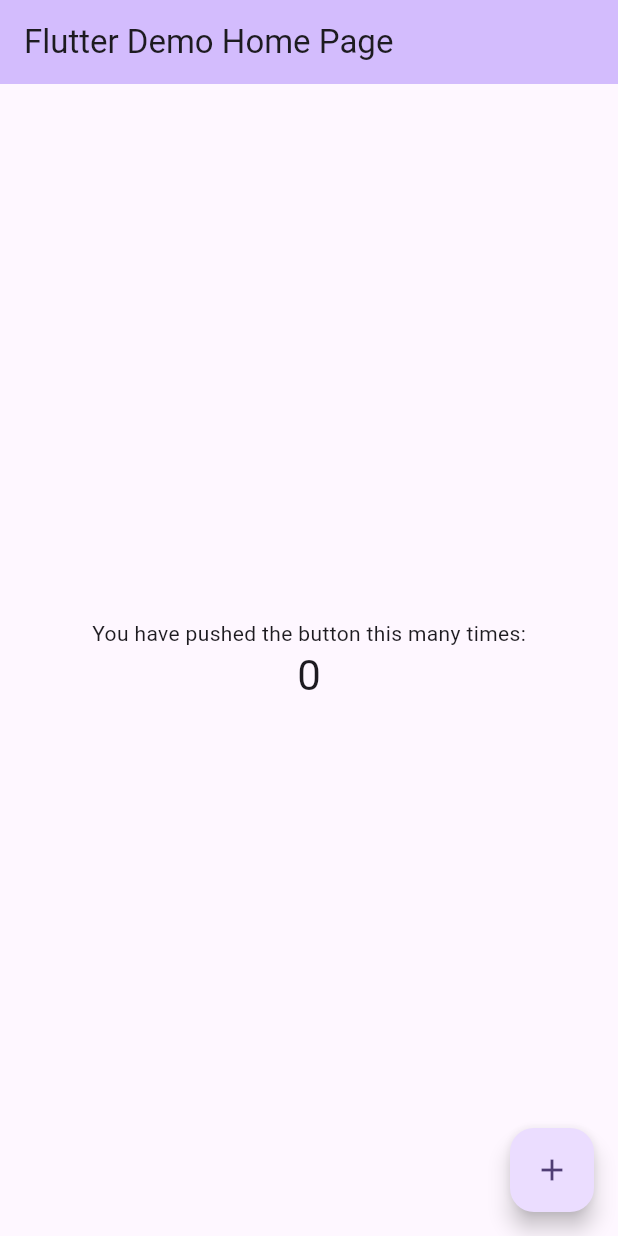
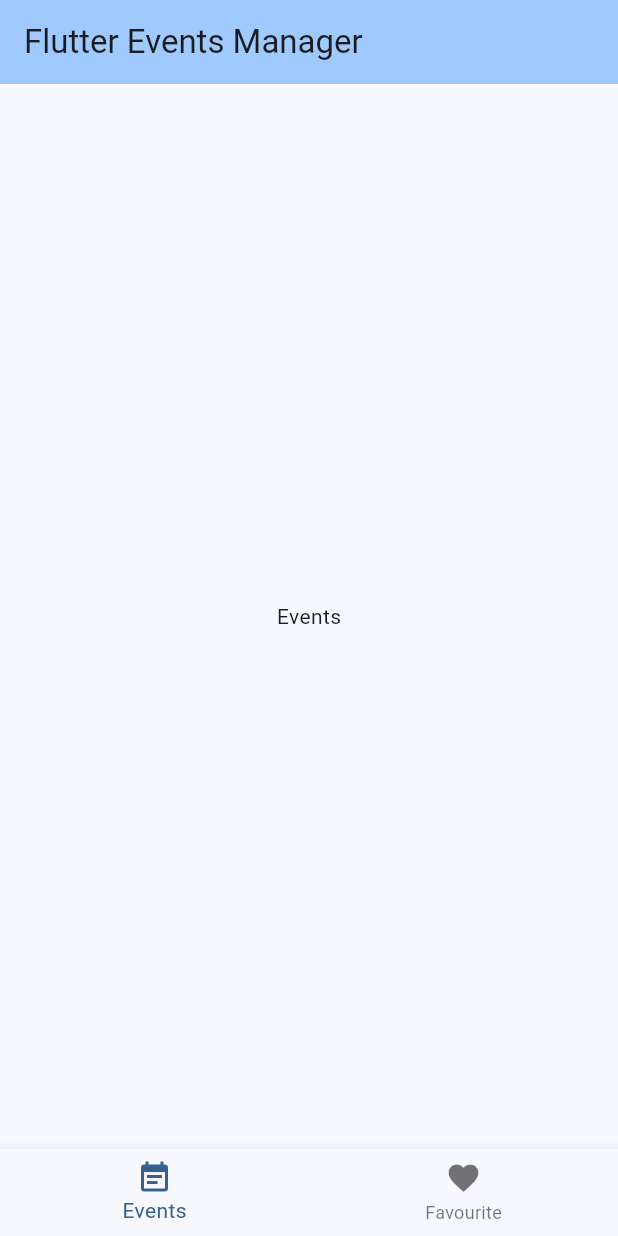
Before and after one commit to anpahodzin/FlutterEventManager, a Flutter app: the screen it shows after launch, on a phone screen of 412 x 824 dp. Run offline on Flutter 3.47's test engine with Material 3 defaults, Android fonts, the phone set to English and light mode, and no system bars.

Commit message:
Add the home page

```diff
--- a/lib/main.dart
+++ b/lib/main.dart
@@ -1,4 +1,5 @@
 import 'package:flutter/material.dart';
+import 'package:flutter_event_manager/presenter/home/home_page.dart';
 
 void main() {
   runApp(const MyApp());
@@ -7,119 +8,15 @@
 class MyApp extends StatelessWidget {
   const MyApp({super.key});
 
-  // This widget is the root of your application.
   @override
   Widget build(BuildContext context) {
     return MaterialApp(
       title: 'Flutter Demo',
       theme: ThemeData(
-        // This is the theme of your application.
-        //
-        // TRY THIS: Try running your application with "flutter run". You'll see
-        // the application has a purple toolbar. Then, without quitting the app,
-        // try changing the seedColor in the colorScheme below to Colors.green
-        // and then invoke "hot reload" (save your changes or press the "hot
-        // reload" button in a Flutter-supported IDE, or press "r" if you used
-        // the command line to start the app).
-        //
-        // Notice that the counter didn't reset back to zero; the application
-        // state is not lost during the reload. To reset the state, use hot
-        // restart instead.
-        //
-        // This works for code too, not just values: Most code changes can be
-        // tested with just a hot reload.
-        colorScheme: ColorScheme.fromSeed(seedColor: Colors.deepPurple),
+        colorScheme: ColorScheme.fromSeed(seedColor: Colors.blue),
         useMaterial3: true,
       ),
-      home: const MyHomePage(title: 'Flutter Demo Home Page'),
+      home: const HomePage(title: 'Flutter Events Manager'), //todo
     );
   }
 }
-
-class MyHomePage extends StatefulWidget {
-  const MyHomePage({super.key, required this.title});
-
-  // This widget is the home page of your application. It is stateful, meaning
-  // that it has a State object (defined below) that contains fields that affect
-  // how it looks.
-
-  // This class is the configuration for the state. It holds the values (in this
-  // case the title) provided by the parent (in this case the App widget) and
-  // used by the build method of the State. Fields in a Widget subclass are
-  // always marked "final".
-
-  final String title;
-
-  @override
-  State<MyHomePage> createState() => _MyHomePageState();
-}
-
-class _MyHomePageState extends State<MyHomePage> {
-  int _counter = 0;
-
-  void _incrementCounter() {
-    setState(() {
-      // This call to setState tells the Flutter framework that something has
-      // changed in this State, which causes it to rerun the build method below
-      // so that the display can reflect the updated values. If we changed
-      // _counter without calling setState(), then the build method would not be
-      // called again, and so nothing would appear to happen.
-      _counter++;
-    });
-  }
-
-  @override
-  Widget build(BuildContext context) {
-    // This method is rerun every time setState is called, for instance as done
-    // by the _incrementCounter method above.
-    //
-    // The Flutter framework has been optimized to make rerunning build methods
-    // fast, so that you can just rebuild anything that needs updating rather
-    // than having to individually change instances of widgets.
-    return Scaffold(
-      appBar: AppBar(
-        // TRY THIS: Try changing the color here to a specific color (to
-        // Colors.amber, perhaps?) and trigger a hot reload to see the AppBar
-        // change color while the other colors stay the same.
-        backgroundColor: Theme.of(context).colorScheme.inversePrimary,
-        // Here we take the value from the MyHomePage object that was created by
-        // the App.build method, and use it to set our appbar title.
-        title: Text(widget.title),
-      ),
-      body: Center(
-        // Center is a layout widget. It takes a single child and positions it
-        // in the middle of the parent.
-        child: Column(
-          // Column is also a layout widget. It takes a list of children and
-          // arranges them vertically. By default, it sizes itself to fit its
-          // children horizontally, and tries to be as tall as its parent.
-          //
-          // Column has various properties to control how it sizes itself and
-          // how it positions its children. Here we use mainAxisAlignment to
-          // center the children vertically; the main axis here is the vertical
-          // axis because Columns are vertical (the cross axis would be
-          // horizontal).
-          //
-          // TRY THIS: Invoke "debug painting" (choose the "Toggle Debug Paint"
-          // action in the IDE, or press "p" in the console), to see the
-          // wireframe for each widget.
-          mainAxisAlignment: MainAxisAlignment.center,
-          children: <Widget>[
-            const Text(
-              'You have pushed the button this many times:',
-            ),
-            Text(
-              '$_counter',
-              style: Theme.of(context).textTheme.headlineMedium,
-            ),
-          ],
-        ),
-      ),
-      floatingActionButton: FloatingActionButton(
-        onPressed: _incrementCounter,
-        tooltip: 'Increment',
-        child: const Icon(Icons.add),
-      ), // This trailing comma makes auto-formatting nicer for build methods.
-    );
-  }
-}
--- /dev/null
+++ b/lib/presenter/home/home_page.dart
@@ -0,0 +1,50 @@
+import 'package:flutter/material.dart';
+
+class HomePage extends StatefulWidget {
+  const HomePage({super.key, required this.title});
+
+  final String title;
+
+  @override
+  State<HomePage> createState() => _HomePageState();
+}
+
+class _HomePageState extends State<HomePage> {
+  int _currentIndex = 0;
+
+  final List<Widget> _pages = [
+    const Center(child: Text('Events')), // todo
+    const Center(child: Text('Favourite')), // todo
+  ];
+
+  void _onTabTapped(int index) {
+    setState(() {
+      _currentIndex = index;
+    });
+  }
+
+  @override
+  Widget build(BuildContext context) {
+    return Scaffold(
+      appBar: AppBar(
+        backgroundColor: Theme.of(context).colorScheme.inversePrimary,
+        title: Text(widget.title),
+      ),
+      body: _pages[_currentIndex],
+      bottomNavigationBar: BottomNavigationBar(
+        currentIndex: _currentIndex,
+        onTap: _onTabTapped,
+        items: const [
+          BottomNavigationBarItem(
+            icon: Icon(Icons.event_note),
+            label: 'Events', // todo
+          ),
+          BottomNavigationBarItem(
+            icon: Icon(Icons.favorite),
+            label: 'Favourite', // todo
+          ),
+        ],
+      ),
+    );
+  }
+}
```
Also changed, not shown: lib/domain/event.dart (added, +26 -0 lines).
